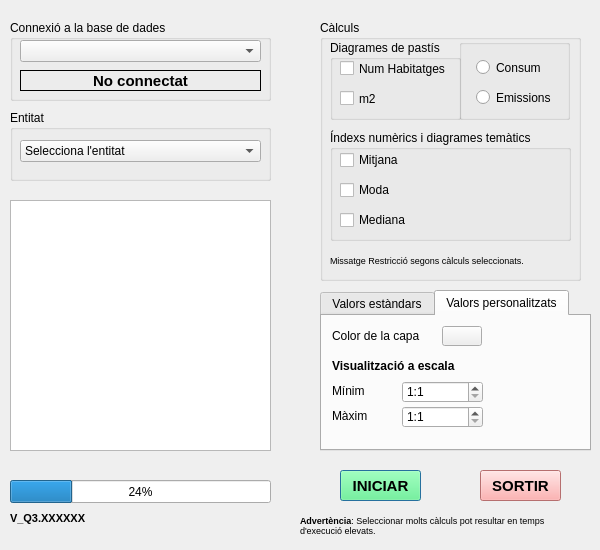
Qt form eficiencia_energetica_dialog_base.ui (TecnocampusCCU/eficiencia_energetica) before a commit.
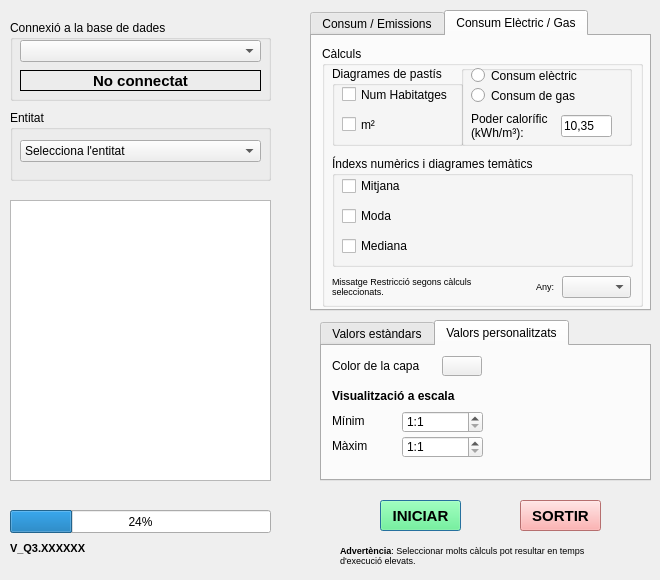
The same form after that commit. The open tabs and pages were chosen to show the change. Icons and pictures are not drawn.

The edit to the form file:
```diff
--- a/eficiencia_energetica_dialog_base.ui
+++ b/eficiencia_energetica_dialog_base.ui
@@ -6,20 +6,20 @@
    <rect>
     <x>0</x>
     <y>0</y>
-    <width>600</width>
-    <height>550</height>
+    <width>660</width>
+    <height>580</height>
    </rect>
   </property>
   <property name="minimumSize">
    <size>
-    <width>600</width>
-    <height>550</height>
+    <width>660</width>
+    <height>580</height>
    </size>
   </property>
   <property name="maximumSize">
    <size>
-    <width>600</width>
-    <height>550</height>
+    <width>660</width>
+    <height>580</height>
    </size>
   </property>
   <property name="windowTitle">
@@ -160,188 +160,11 @@
     </item>
    </widget>
   </widget>
-  <widget class="QGroupBox" name="groupChecks">
-   <property name="geometry">
-    <rect>
-     <x>320</x>
-     <y>20</y>
-     <width>261</width>
-     <height>261</height>
-    </rect>
-   </property>
-   <property name="title">
-    <string>Càlculs</string>
-   </property>
-   <widget class="QLabel" name="labelRestriccio">
-    <property name="geometry">
-     <rect>
-      <x>10</x>
-      <y>225</y>
-      <width>241</width>
-      <height>31</height>
-     </rect>
-    </property>
-    <property name="text">
-     <string>&lt;html&gt;&lt;head/&gt;&lt;body&gt;&lt;p&gt;&lt;span style=&quot; font-size:7pt;&quot;&gt;Missatge Restricció segons càlculs seleccionats.&lt;/span&gt;&lt;/p&gt;&lt;/body&gt;&lt;/html&gt;</string>
-    </property>
-    <property name="textFormat">
-     <enum>Qt::AutoText</enum>
-    </property>
-    <property name="wordWrap">
-     <bool>true</bool>
-    </property>
-   </widget>
-   <widget class="QGroupBox" name="groupDiagrames">
-    <property name="geometry">
-     <rect>
-      <x>10</x>
-      <y>20</y>
-      <width>131</width>
-      <height>80</height>
-     </rect>
-    </property>
-    <property name="title">
-     <string>Diagrames de pastís</string>
-    </property>
-    <widget class="QCheckBox" name="checkNumHabit">
-     <property name="geometry">
-      <rect>
-       <x>10</x>
-       <y>20</y>
-       <width>111</width>
-       <height>17</height>
-      </rect>
-     </property>
-     <property name="toolTip">
-      <string>Indica si vols calcular el nombre d'edificis de les entitats seleccionades amb les diferents qualitats energètiques</string>
-     </property>
-     <property name="text">
-      <string>Num Habitatges</string>
-     </property>
-    </widget>
-    <widget class="QCheckBox" name="checkm2">
-     <property name="geometry">
-      <rect>
-       <x>10</x>
-       <y>50</y>
-       <width>81</width>
-       <height>17</height>
-      </rect>
-     </property>
-     <property name="toolTip">
-      <string>Indica si vols calcular la quantitat de metres quadrats de les entitats seleccionades amb les diferents qualitats energètiques</string>
-     </property>
-     <property name="text">
-      <string>m2</string>
-     </property>
-    </widget>
-   </widget>
-   <widget class="QGroupBox" name="groupBox_2">
-    <property name="geometry">
-     <rect>
-      <x>139</x>
-      <y>19</y>
-      <width>111</width>
-      <height>81</height>
-     </rect>
-    </property>
-    <property name="title">
-     <string/>
-    </property>
-    <widget class="QRadioButton" name="consumButton">
-     <property name="geometry">
-      <rect>
-       <x>17</x>
-       <y>20</y>
-       <width>82</width>
-       <height>17</height>
-      </rect>
-     </property>
-     <property name="text">
-      <string>Consum</string>
-     </property>
-     <property name="checkable">
-      <bool>true</bool>
-     </property>
-     <property name="checked">
-      <bool>false</bool>
-     </property>
-    </widget>
-    <widget class="QRadioButton" name="emissionsButton">
-     <property name="geometry">
-      <rect>
-       <x>17</x>
-       <y>50</y>
-       <width>82</width>
-       <height>17</height>
-      </rect>
-     </property>
-     <property name="text">
-      <string>Emissions</string>
-     </property>
-    </widget>
-   </widget>
-   <widget class="QGroupBox" name="groupIndexs">
-    <property name="geometry">
-     <rect>
-      <x>10</x>
-      <y>110</y>
-      <width>241</width>
-      <height>111</height>
-     </rect>
-    </property>
-    <property name="title">
-     <string>Índexs numèrics i diagrames temàtics</string>
-    </property>
-    <widget class="QCheckBox" name="checkMitjana">
-     <property name="geometry">
-      <rect>
-       <x>10</x>
-       <y>20</y>
-       <width>77</width>
-       <height>20</height>
-      </rect>
-     </property>
-     <property name="text">
-      <string>Mitjana</string>
-     </property>
-    </widget>
-    <widget class="QCheckBox" name="checkModa">
-     <property name="geometry">
-      <rect>
-       <x>10</x>
-       <y>50</y>
-       <width>77</width>
-       <height>20</height>
-      </rect>
-     </property>
-     <property name="text">
-      <string>Moda</string>
-     </property>
-    </widget>
-    <widget class="QCheckBox" name="checkMediana">
-     <property name="geometry">
-      <rect>
-       <x>10</x>
-       <y>80</y>
-       <width>77</width>
-       <height>20</height>
-      </rect>
-     </property>
-     <property name="text">
-      <string>Mediana</string>
-     </property>
-     <property name="checked">
-      <bool>false</bool>
-     </property>
-    </widget>
-   </widget>
-  </widget>
   <widget class="QPushButton" name="pushInici">
    <property name="geometry">
     <rect>
-     <x>340</x>
-     <y>470</y>
+     <x>380</x>
+     <y>500</y>
      <width>81</width>
      <height>31</height>
     </rect>
@@ -484,6 +307,15 @@
         </color>
        </brush>
       </colorrole>
+      <colorrole role="PlaceholderText">
+       <brush brushstyle="NoBrush">
+        <color alpha="128">
+         <red>0</red>
+         <green>0</green>
+         <blue>0</blue>
+        </color>
+       </brush>
+      </colorrole>
      </active>
      <inactive>
       <colorrole role="WindowText">
@@ -621,6 +453,15 @@
         </color>
        </brush>
       </colorrole>
+      <colorrole role="PlaceholderText">
+       <brush brushstyle="NoBrush">
+        <color alpha="128">
+         <red>0</red>
+         <green>0</green>
+         <blue>0</blue>
+        </color>
+       </brush>
+      </colorrole>
      </inactive>
      <disabled>
       <colorrole role="WindowText">
@@ -758,6 +599,15 @@
         </color>
        </brush>
       </colorrole>
+      <colorrole role="PlaceholderText">
+       <brush brushstyle="NoBrush">
+        <color alpha="128">
+         <red>0</red>
+         <green>0</green>
+         <blue>0</blue>
+        </color>
+       </brush>
+      </colorrole>
      </disabled>
     </palette>
    </property>
@@ -778,8 +628,8 @@
   <widget class="QPushButton" name="pushSortir">
    <property name="geometry">
     <rect>
-     <x>480</x>
-     <y>470</y>
+     <x>520</x>
+     <y>500</y>
      <width>81</width>
      <height>31</height>
     </rect>
@@ -922,6 +772,15 @@
         </color>
        </brush>
       </colorrole>
+      <colorrole role="PlaceholderText">
+       <brush brushstyle="NoBrush">
+        <color alpha="128">
+         <red>0</red>
+         <green>0</green>
+         <blue>0</blue>
+        </color>
+       </brush>
+      </colorrole>
      </active>
      <inactive>
       <colorrole role="WindowText">
@@ -1059,6 +918,15 @@
         </color>
        </brush>
       </colorrole>
+      <colorrole role="PlaceholderText">
+       <brush brushstyle="NoBrush">
+        <color alpha="128">
+         <red>0</red>
+         <green>0</green>
+         <blue>0</blue>
+        </color>
+       </brush>
+      </colorrole>
      </inactive>
      <disabled>
       <colorrole role="WindowText">
@@ -1196,6 +1064,15 @@
         </color>
        </brush>
       </colorrole>
+      <colorrole role="PlaceholderText">
+       <brush brushstyle="NoBrush">
+        <color alpha="128">
+         <red>0</red>
+         <green>0</green>
+         <blue>0</blue>
+        </color>
+       </brush>
+      </colorrole>
      </disabled>
     </palette>
    </property>
@@ -1219,15 +1096,15 @@
      <x>10</x>
      <y>200</y>
      <width>261</width>
-     <height>251</height>
+     <height>281</height>
     </rect>
    </property>
   </widget>
   <widget class="QLabel" name="labelAvis">
    <property name="geometry">
     <rect>
-     <x>300</x>
-     <y>510</y>
+     <x>340</x>
+     <y>540</y>
      <width>281</width>
      <height>31</height>
     </rect>
@@ -1246,7 +1123,7 @@
    <property name="geometry">
     <rect>
      <x>10</x>
-     <y>510</y>
+     <y>540</y>
      <width>91</width>
      <height>16</height>
     </rect>
@@ -1266,7 +1143,7 @@
    <property name="geometry">
     <rect>
      <x>10</x>
-     <y>480</y>
+     <y>510</y>
      <width>261</width>
      <height>23</height>
     </rect>
@@ -1279,8 +1156,8 @@
    <property name="geometry">
     <rect>
      <x>320</x>
-     <y>290</y>
-     <width>271</width>
+     <y>320</y>
+     <width>331</width>
      <height>161</height>
     </rect>
    </property>
@@ -1534,6 +1411,450 @@
     </widget>
    </widget>
   </widget>
+  <widget class="QTabWidget" name="tabCalculs">
+   <property name="geometry">
+    <rect>
+     <x>310</x>
+     <y>10</y>
+     <width>341</width>
+     <height>301</height>
+    </rect>
+   </property>
+   <property name="currentIndex">
+    <number>1</number>
+   </property>
+   <widget class="QWidget" name="tabConsumsEmissions">
+    <attribute name="title">
+     <string>Consum / Emissions</string>
+    </attribute>
+    <widget class="QGroupBox" name="groupChecks">
+     <property name="geometry">
+      <rect>
+       <x>10</x>
+       <y>10</y>
+       <width>321</width>
+       <height>261</height>
+      </rect>
+     </property>
+     <property name="title">
+      <string>Càlculs</string>
+     </property>
+     <widget class="QLabel" name="labelRestriccio">
+      <property name="geometry">
+       <rect>
+        <x>10</x>
+        <y>225</y>
+        <width>301</width>
+        <height>31</height>
+       </rect>
+      </property>
+      <property name="text">
+       <string>&lt;html&gt;&lt;head/&gt;&lt;body&gt;&lt;p&gt;&lt;span style=&quot; font-size:7pt;&quot;&gt;Missatge Restricció segons càlculs seleccionats.&lt;/span&gt;&lt;/p&gt;&lt;/body&gt;&lt;/html&gt;</string>
+      </property>
+      <property name="textFormat">
+       <enum>Qt::AutoText</enum>
+      </property>
+      <property name="wordWrap">
+       <bool>true</bool>
+      </property>
+     </widget>
+     <widget class="QGroupBox" name="groupDiagrames">
+      <property name="geometry">
+       <rect>
+        <x>10</x>
+        <y>20</y>
+        <width>131</width>
+        <height>80</height>
+       </rect>
+      </property>
+      <property name="title">
+       <string>Diagrames de pastís</string>
+      </property>
+      <widget class="QCheckBox" name="checkNumHabit">
+       <property name="geometry">
+        <rect>
+         <x>10</x>
+         <y>20</y>
+         <width>111</width>
+         <height>17</height>
+        </rect>
+       </property>
+       <property name="toolTip">
+        <string>Indica si vols calcular el nombre d'edificis de les entitats seleccionades amb les diferents qualitats energètiques</string>
+       </property>
+       <property name="text">
+        <string>Num Habitatges</string>
+       </property>
+      </widget>
+      <widget class="QCheckBox" name="checkm2">
+       <property name="geometry">
+        <rect>
+         <x>10</x>
+         <y>50</y>
+         <width>81</width>
+         <height>17</height>
+        </rect>
+       </property>
+       <property name="toolTip">
+        <string>Indica si vols calcular la quantitat de metres quadrats de les entitats seleccionades amb les diferents qualitats energètiques</string>
+       </property>
+       <property name="text">
+        <string>m²</string>
+       </property>
+      </widget>
+     </widget>
+     <widget class="QGroupBox" name="groupBox_2">
+      <property name="geometry">
+       <rect>
+        <x>139</x>
+        <y>19</y>
+        <width>171</width>
+        <height>81</height>
+       </rect>
+      </property>
+      <property name="title">
+       <string/>
+      </property>
+      <widget class="QRadioButton" name="consumButton">
+       <property name="geometry">
+        <rect>
+         <x>17</x>
+         <y>20</y>
+         <width>141</width>
+         <height>17</height>
+        </rect>
+       </property>
+       <property name="text">
+        <string>Consum</string>
+       </property>
+       <property name="checkable">
+        <bool>true</bool>
+       </property>
+       <property name="checked">
+        <bool>false</bool>
+       </property>
+      </widget>
+      <widget class="QRadioButton" name="emissionsButton">
+       <property name="geometry">
+        <rect>
+         <x>17</x>
+         <y>50</y>
+         <width>141</width>
+         <height>17</height>
+        </rect>
+       </property>
+       <property name="text">
+        <string>Emissions de CO₂</string>
+       </property>
+      </widget>
+     </widget>
+     <widget class="QGroupBox" name="groupIndexs">
+      <property name="geometry">
+       <rect>
+        <x>10</x>
+        <y>110</y>
+        <width>301</width>
+        <height>111</height>
+       </rect>
+      </property>
+      <property name="title">
+       <string>Índexs numèrics i diagrames temàtics</string>
+      </property>
+      <widget class="QCheckBox" name="checkMitjana">
+       <property name="geometry">
+        <rect>
+         <x>10</x>
+         <y>20</y>
+         <width>77</width>
+         <height>20</height>
+        </rect>
+       </property>
+       <property name="text">
+        <string>Mitjana</string>
+       </property>
+      </widget>
+      <widget class="QCheckBox" name="checkModa">
+       <property name="geometry">
+        <rect>
+         <x>10</x>
+         <y>50</y>
+         <width>77</width>
+         <height>20</height>
+        </rect>
+       </property>
+       <property name="text">
+        <string>Moda</string>
+       </property>
+      </widget>
+      <widget class="QCheckBox" name="checkMediana">
+       <property name="geometry">
+        <rect>
+         <x>10</x>
+         <y>80</y>
+         <width>77</width>
+         <height>20</height>
+        </rect>
+       </property>
+       <property name="text">
+        <string>Mediana</string>
+       </property>
+       <property name="checked">
+        <bool>false</bool>
+       </property>
+      </widget>
+     </widget>
+    </widget>
+   </widget>
+   <widget class="QWidget" name="tabLlumGas">
+    <attribute name="title">
+     <string>Consum Elèctric / Gas</string>
+    </attribute>
+    <widget class="QGroupBox" name="groupChecks_2">
+     <property name="geometry">
+      <rect>
+       <x>10</x>
+       <y>10</y>
+       <width>321</width>
+       <height>261</height>
+      </rect>
+     </property>
+     <property name="title">
+      <string>Càlculs</string>
+     </property>
+     <widget class="QLabel" name="labelRestriccio_2">
+      <property name="geometry">
+       <rect>
+        <x>10</x>
+        <y>225</y>
+        <width>191</width>
+        <height>31</height>
+       </rect>
+      </property>
+      <property name="text">
+       <string>&lt;html&gt;&lt;head/&gt;&lt;body&gt;&lt;p&gt;&lt;span style=&quot; font-size:7pt;&quot;&gt;Missatge Restricció segons càlculs seleccionats.&lt;/span&gt;&lt;/p&gt;&lt;/body&gt;&lt;/html&gt;</string>
+      </property>
+      <property name="textFormat">
+       <enum>Qt::AutoText</enum>
+      </property>
+      <property name="wordWrap">
+       <bool>true</bool>
+      </property>
+     </widget>
+     <widget class="QGroupBox" name="groupDiagrames_2">
+      <property name="geometry">
+       <rect>
+        <x>10</x>
+        <y>20</y>
+        <width>131</width>
+        <height>80</height>
+       </rect>
+      </property>
+      <property name="title">
+       <string>Diagrames de pastís</string>
+      </property>
+      <widget class="QCheckBox" name="checkNumHabit_2">
+       <property name="geometry">
+        <rect>
+         <x>10</x>
+         <y>20</y>
+         <width>111</width>
+         <height>17</height>
+        </rect>
+       </property>
+       <property name="toolTip">
+        <string>Indica si vols calcular el nombre d'edificis de les entitats seleccionades amb les diferents qualitats energètiques</string>
+       </property>
+       <property name="text">
+        <string>Num Habitatges</string>
+       </property>
+      </widget>
+      <widget class="QCheckBox" name="checkm2_2">
+       <property name="geometry">
+        <rect>
+         <x>10</x>
+         <y>50</y>
+         <width>81</width>
+         <height>17</height>
+        </rect>
+       </property>
+       <property name="toolTip">
+        <string>Indica si vols calcular la quantitat de metres quadrats de les entitats seleccionades amb les diferents qualitats energètiques</string>
+       </property>
+       <property name="text">
+        <string>m²</string>
+       </property>
+      </widget>
+     </widget>
+     <widget class="QGroupBox" name="groupBox_3">
+      <property name="geometry">
+       <rect>
+        <x>139</x>
+        <y>19</y>
+        <width>171</width>
+        <height>81</height>
+       </rect>
+      </property>
+      <property name="title">
+       <string/>
+      </property>
+      <widget class="QRadioButton" name="consumElectricButton">
+       <property name="geometry">
+        <rect>
+         <x>10</x>
+         <y>2</y>
+         <width>141</width>
+         <height>17</height>
+        </rect>
+       </property>
+       <property name="text">
+        <string>Consum elèctric</string>
+       </property>
+       <property name="checkable">
+        <bool>true</bool>
+       </property>
+       <property name="checked">
+        <bool>false</bool>
+       </property>
+      </widget>
+      <widget class="QRadioButton" name="consumGasButton">
+       <property name="geometry">
+        <rect>
+         <x>10</x>
+         <y>22</y>
+         <width>141</width>
+         <height>17</height>
+        </rect>
+       </property>
+       <property name="text">
+        <string>Consum de gas</string>
+       </property>
+      </widget>
+      <widget class="QLabel" name="labelPoderCalor">
+       <property name="geometry">
+        <rect>
+         <x>10</x>
+         <y>40</y>
+         <width>101</width>
+         <height>41</height>
+        </rect>
+       </property>
+       <property name="text">
+        <string>Poder calorífic (kWh/m³):</string>
+       </property>
+       <property name="wordWrap">
+        <bool>true</bool>
+       </property>
+      </widget>
+      <widget class="QLineEdit" name="poderCalorLine">
+       <property name="geometry">
+        <rect>
+         <x>100</x>
+         <y>50</y>
+         <width>51</width>
+         <height>22</height>
+        </rect>
+       </property>
+       <property name="text">
+        <string>10,35</string>
+       </property>
+      </widget>
+     </widget>
+     <widget class="QGroupBox" name="groupIndexs_2">
+      <property name="geometry">
+       <rect>
+        <x>10</x>
+        <y>110</y>
+        <width>301</width>
+        <height>111</height>
+       </rect>
+      </property>
+      <property name="title">
+       <string>Índexs numèrics i diagrames temàtics</string>
+      </property>
+      <widget class="QCheckBox" name="checkMitjana_2">
+       <property name="geometry">
+        <rect>
+         <x>10</x>
+         <y>20</y>
+         <width>77</width>
+         <height>20</height>
+        </rect>
+       </property>
+       <property name="text">
+        <string>Mitjana</string>
+       </property>
+      </widget>
+      <widget class="QCheckBox" name="checkModa_2">
+       <property name="geometry">
+        <rect>
+         <x>10</x>
+         <y>50</y>
+         <width>77</width>
+         <height>20</height>
+        </rect>
+       </property>
+       <property name="text">
+        <string>Moda</string>
+       </property>
+      </widget>
+      <widget class="QCheckBox" name="checkMediana_2">
+       <property name="geometry">
+        <rect>
+         <x>10</x>
+         <y>80</y>
+         <width>77</width>
+         <height>20</height>
+        </rect>
+       </property>
+       <property name="text">
+        <string>Mediana</string>
+       </property>
+       <property name="checked">
+        <bool>false</bool>
+       </property>
+      </widget>
+     </widget>
+     <widget class="QComboBox" name="comboAny">
+      <property name="geometry">
+       <rect>
+        <x>240</x>
+        <y>230</y>
+        <width>69</width>
+        <height>22</height>
+       </rect>
+      </property>
+     </widget>
+     <widget class="QLabel" name="lblAny">
+      <property name="geometry">
+       <rect>
+        <x>214</x>
+        <y>230</y>
+        <width>21</width>
+        <height>20</height>
+       </rect>
+      </property>
+      <property name="font">
+       <font>
+        <pointsize>7</pointsize>
+       </font>
+      </property>
+      <property name="text">
+       <string>Any:</string>
+      </property>
+     </widget>
+    </widget>
+   </widget>
+  </widget>
+  <zorder>tabCalculs</zorder>
+  <zorder>groupBD</zorder>
+  <zorder>groupEntitats</zorder>
+  <zorder>pushInici</zorder>
+  <zorder>pushSortir</zorder>
+  <zorder>textEstat</zorder>
+  <zorder>labelAvis</zorder>
+  <zorder>versio</zorder>
+  <zorder>progressBar</zorder>
+  <zorder>tabPersonalitzacio</zorder>
  </widget>
  <resources/>
  <connections/>
```
Left out of the diff: 2 changed lines with no effect on the pictures.
